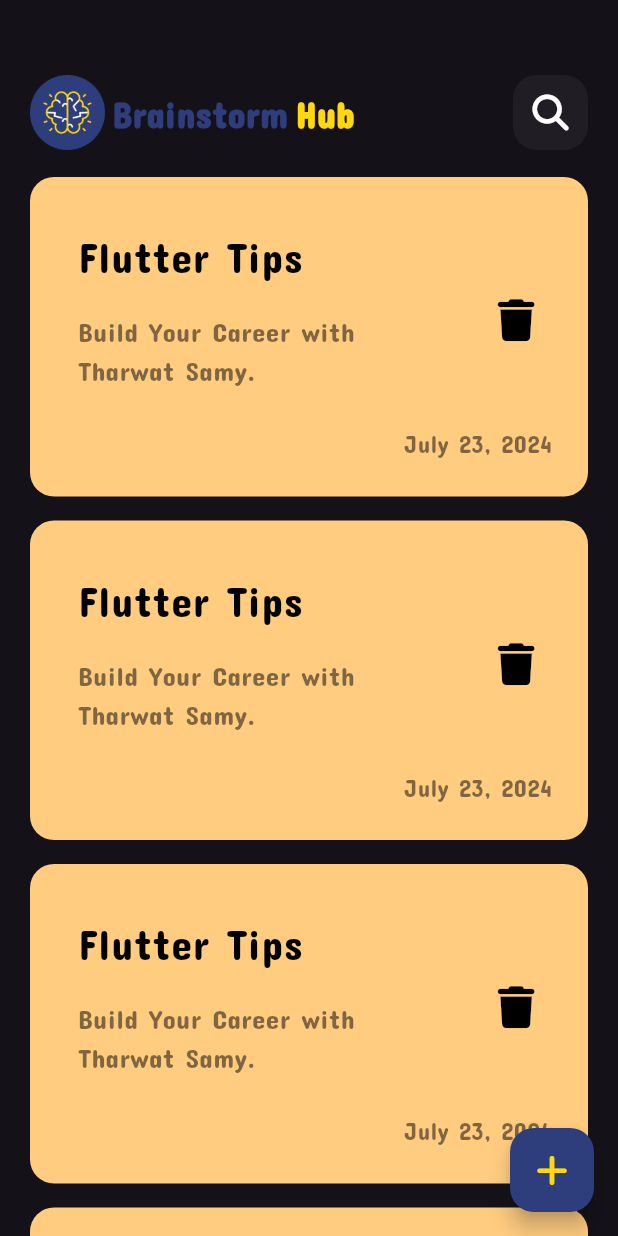
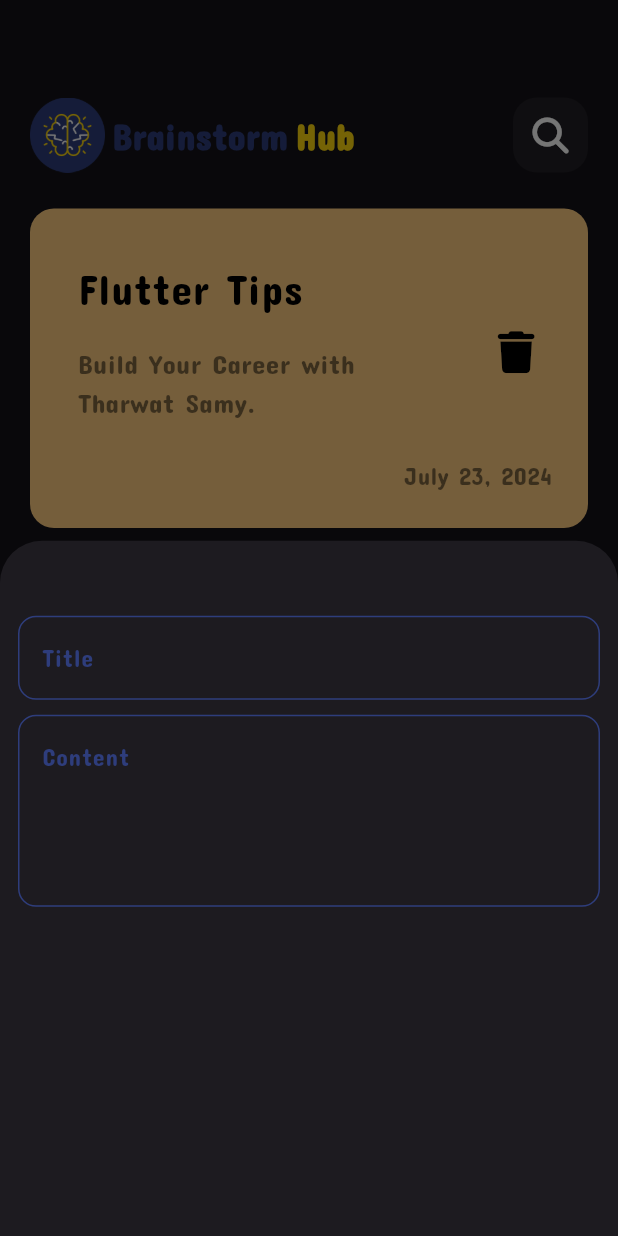
Before and after one commit to Ahmed-Yakan-10/Brainstorm-Hub, a Flutter app: the screen it shows after launch, after a tap on an icon or button, on a phone screen of 412 x 824 dp. Run offline on Flutter 3.47's test engine with Material 3 defaults, Android fonts, the phone set to English and light mode, and no system bars; our stand-ins replace font_awesome_flutter.

Commit message:
Adding Custom Text Fields to Modal sheet

```diff
--- a/lib/views/notes_view.dart
+++ b/lib/views/notes_view.dart
@@ -1,5 +1,6 @@
 
 import 'package:brainstorm_hub/constants.dart';
+import 'package:brainstorm_hub/widgets/add_note_bottom_sheet.dart';
 import 'package:brainstorm_hub/widgets/notes_view_body.dart';
 import 'package:flutter/material.dart';
 import 'package:font_awesome_flutter/font_awesome_flutter.dart';
@@ -11,9 +12,16 @@ class NotesView extends StatelessWidget {
   Widget build(BuildContext context) {
     return Scaffold(
       floatingActionButton: FloatingActionButton(
-          onPressed: (){},
+          onPressed: (){
+            showModalBottomSheet(
+                context: context,
+                builder: (context){
+                  return const AddNoteBottomSheet();
+                },
+            );
+          },
         backgroundColor: kPrimaryColor,
-        child: Icon(FontAwesomeIcons.plus,color: kSecondaryColor,),
+        child: const Icon(FontAwesomeIcons.plus,color: kSecondaryColor,),
 
       ),
       body: const NotesViewBody(),
--- /dev/null
+++ b/lib/widgets/add_note_bottom_sheet.dart
@@ -0,0 +1,26 @@
+import 'package:brainstorm_hub/widgets/custom_text_field.dart';
+import 'package:flutter/material.dart';
+
+class AddNoteBottomSheet extends StatelessWidget {
+  const AddNoteBottomSheet({super.key});
+
+  @override
+  Widget build(BuildContext context) {
+    return Padding(
+      padding: const EdgeInsets.symmetric(horizontal: 12),
+      child: Column(
+        children: [
+          SizedBox(height: 25*2,),
+          CustomTextField(
+            hintText: 'Title',
+          ),
+          SizedBox(height: 10,),
+          CustomTextField(
+            hintText: 'Content',
+            maxLines: 4,
+          ),
+        ],
+      ),
+    );
+  }
+}
--- /dev/null
+++ b/lib/widgets/custom_text_field.dart
@@ -0,0 +1,34 @@
+import 'package:brainstorm_hub/constants.dart';
+import 'package:flutter/material.dart';
+
+class CustomTextField extends StatelessWidget {
+  const CustomTextField({super.key, required this.hintText, this.maxLines = 1});
+
+  final String hintText;
+  final int maxLines;
+
+  @override
+  Widget build(BuildContext context) {
+    return TextFormField(
+      maxLines: maxLines,
+      decoration: InputDecoration(
+        enabledBorder: OutlineInputBorder(
+          borderRadius: BorderRadius.circular(12),
+          borderSide: const BorderSide(
+            color: kPrimaryColor,
+          ),
+        ),
+        focusedBorder: OutlineInputBorder(
+          borderRadius: BorderRadius.circular(12),
+          borderSide: const BorderSide(
+              color: kSecondaryColor,
+          ),
+        ),
+        hintText: hintText,
+        hintStyle: TextStyle(
+          color: kPrimaryColor,
+        ),
+      ),
+    );
+  }
+}
--- a/lib/widgets/notes_list_view.dart
+++ b/lib/widgets/notes_list_view.dart
@@ -8,13 +8,17 @@ class NotesListView extends StatelessWidget {
 
   @override
   Widget build(BuildContext context) {
-    return ListView.builder(
+    return Padding(
+      padding: const EdgeInsets.symmetric(vertical: 16),
+      child: ListView.builder(
+        padding: EdgeInsets.zero,
         itemBuilder: (context, index) {
           return const Padding(
             padding: EdgeInsets.symmetric(vertical: 8),
             child:  NoteItem(),
           );
         },
+      ),
     );
   }
 }
--- a/lib/widgets/notes_view_body.dart
+++ b/lib/widgets/notes_view_body.dart
@@ -16,9 +16,8 @@ class NotesViewBody extends StatelessWidget {
       padding: EdgeInsets.symmetric(horizontal: 20),
       child: Column(
         children: [
-          SizedBox(height: 50,),
+          SizedBox(height: 65,),
           CustomAppBar(),
-          SizedBox(height: 10,),
           Expanded(child: NotesListView()),
         ],
       ),
```
Lines whose indentation alone changed are shown as unchanged.
